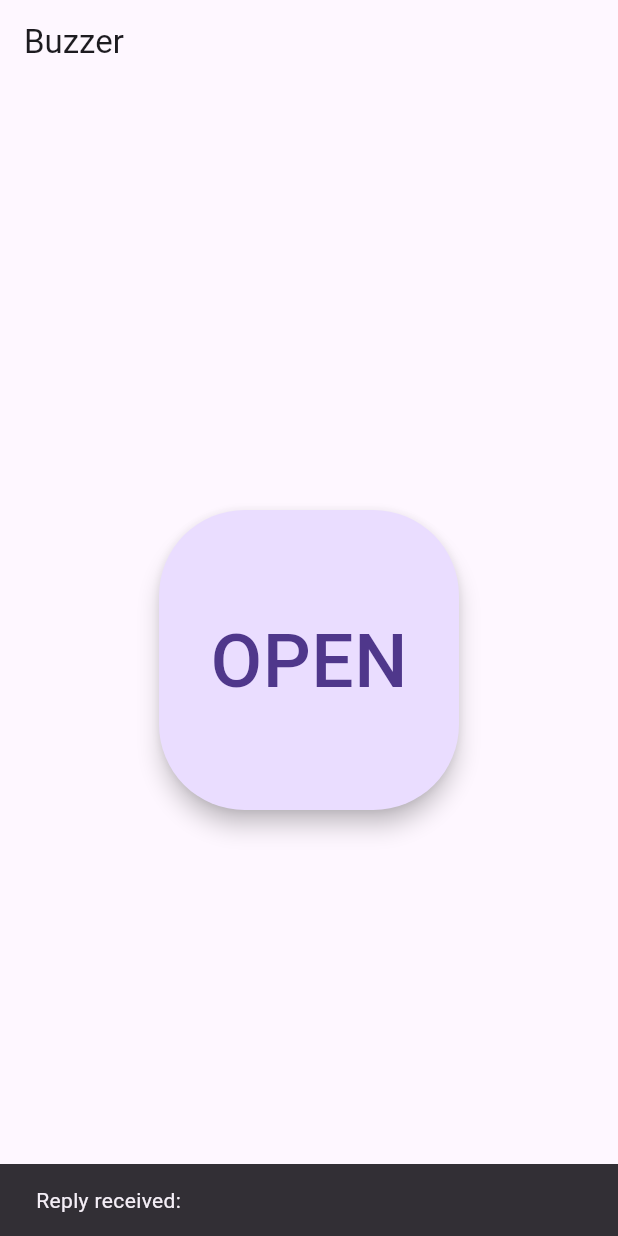
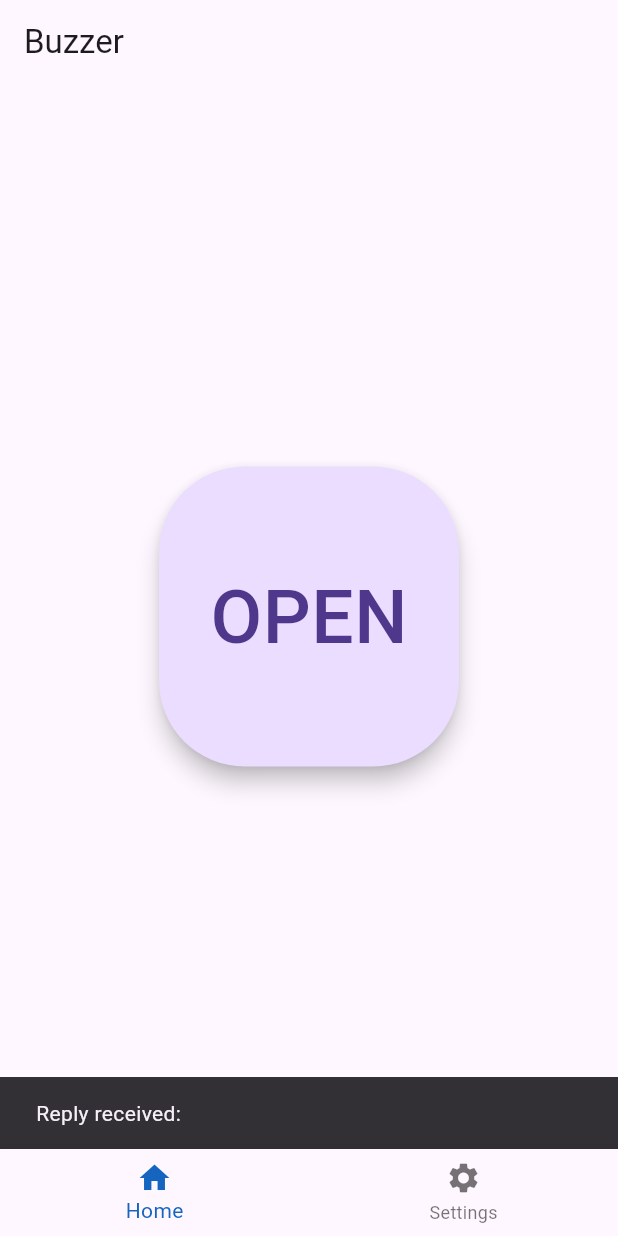
Before and after one commit to scareyo/buzzer-frontend, a Flutter app: the screen it shows after launch, after a tap on "OPEN", on a phone screen of 412 x 824 dp. Run offline on Flutter 3.47's test engine with Material 2 defaults, Android fonts, the phone set to English and light mode, and no system bars; missing offline and left inert: grpc.

Commit message:
Add navigation

```diff
--- a/lib/main.dart
+++ b/lib/main.dart
@@ -1,6 +1,6 @@
 import 'package:flutter/material.dart';
-import 'package:grpc/grpc.dart';
-import 'package:buzzer/proto/generated/buzzer.pbgrpc.dart';
+
+import 'package:buzzer/screens/navigation.dart';
 
 void main() {
   runApp(const BuzzerApp());
@@ -27,94 +27,8 @@ class BuzzerApp extends StatelessWidget {
         primarySwatch: Colors.blue,
         useMaterial3: true,
       ),
-            home: const BuzzerPage(title: 'Buzzer'),
+      //home: const BuzzerPage(title: 'Buzzer'),
+      home: const Navigation(),
     );
   }
 }
-
-class BuzzerPage extends StatefulWidget {
-    const BuzzerPage({super.key, required this.title});
-
-    final String title;
-
-    @override
-    State<BuzzerPage> createState() => _BuzzerPageState();
-}
-
-class _BuzzerPageState extends State<BuzzerPage> {
-
-    final ClientChannel channel = ClientChannel(
-        '10.0.2.2',
-        port: 50000,
-        options: ChannelOptions(
-            credentials: ChannelCredentials.insecure(),
-            codecRegistry:
-                CodecRegistry(codecs: const [GzipCodec(), IdentityCodec()]),
-        ),
-    );
-
-    void _buttonPressed() async {
-        final stub = BuzzerClient(channel);
-
-        try {
-            var response = await stub.openDoor(
-                OpenDoorRequest()..message = "Hello!",
-                options: CallOptions(compression: const GzipCodec()),
-            );
-            _showSnackbar("Reply received: ${response.message}");
-        } catch (e) {
-            print("Caught error: $e");
-        }
-    }
-
-    void _showSnackbar(String message) {
-        ScaffoldMessenger.of(context).hideCurrentSnackBar();
-        ScaffoldMessenger.of(context).showSnackBar(SnackBar(
-            content: Text(message),
-        ));
-    }
-
-    @override
-    Widget build(BuildContext context) {
-        return Scaffold(
-            appBar: AppBar(
-                // Here we take the value from the MyHomePage object that was created by
-                // the App.build method, and use it to set our appbar title.
-                title: Text(widget.title),
-            ),
-            body: Center(
-                // Center is a layout widget. It takes a single child and positions it
-                // in the middle of the parent.
-                child: Column(
-                // Column is also a layout widget. It takes a list of children and
-                // arranges them vertically. By default, it sizes itself to fit its
-                // children horizontally, and tries to be as tall as its parent.
-                //
-                // Invoke "debug painting" (press "p" in the console, choose the
-                // "Toggle Debug Paint" action from the Flutter Inspector in Android
-                // Studio, or the "Toggle Debug Paint" command in Visual Studio Code)
-                // to see the wireframe for each widget.
-                //
-                // Column has various properties to control how it sizes itself and
-                // how it positions its children. Here we use mainAxisAlignment to
-                // center the children vertically; the main axis here is the vertical
-                // axis because Columns are vertical (the cross axis would be
-                // horizontal).
-                mainAxisAlignment: MainAxisAlignment.center,
-                    children: <Widget>[
-                        Container(
-                            height: 200.0,
-                            width: 200.0,
-                            child: FittedBox(
-                                child: FloatingActionButton(
-                                    onPressed: _buttonPressed,
-                                    child: const Text("OPEN"),
-                                ),
-                            ),
-                        ),
-                    ],
-                ),
-            ),
-        );
-    }
-}
--- /dev/null
+++ b/lib/screens/buzzer.dart
@@ -0,0 +1,91 @@
+import 'package:flutter/material.dart';
+
+import 'package:grpc/grpc.dart';
+import 'package:buzzer/proto/generated/buzzer.pbgrpc.dart';
+
+class BuzzerPage extends StatefulWidget {
+    const BuzzerPage({super.key, required this.title});
+
+    final String title;
+
+    @override
+    State<BuzzerPage> createState() => _BuzzerPageState();
+}
+
+class _BuzzerPageState extends State<BuzzerPage> {
+
+    final ClientChannel channel = ClientChannel(
+        '10.0.2.2',
+        port: 50000,
+        options: ChannelOptions(
+            credentials: ChannelCredentials.insecure(),
+            codecRegistry:
+                CodecRegistry(codecs: const [GzipCodec(), IdentityCodec()]),
+        ),
+    );
+
+    void _buttonPressed() async {
+        final stub = BuzzerClient(channel);
+
+        try {
+            var response = await stub.openDoor(
+                OpenDoorRequest()..message = "Hello!",
+                options: CallOptions(compression: const GzipCodec()),
+            );
+            _showSnackbar("Reply received: ${response.message}");
+        } catch (e) {
+            print("Caught error: $e");
+        }
+    }
+
+    void _showSnackbar(String message) {
+        ScaffoldMessenger.of(context).hideCurrentSnackBar();
+        ScaffoldMessenger.of(context).showSnackBar(SnackBar(
+            content: Text(message),
+        ));
+    }
+
+    @override
+    Widget build(BuildContext context) {
+        return Scaffold(
+            appBar: AppBar(
+                // Here we take the value from the MyHomePage object that was created by
+                // the App.build method, and use it to set our appbar title.
+                title: Text(widget.title),
+            ),
+            body: Center(
+                // Center is a layout widget. It takes a single child and positions it
+                // in the middle of the parent.
+                child: Column(
+                // Column is also a layout widget. It takes a list of children and
+                // arranges them vertically. By default, it sizes itself to fit its
+                // children horizontally, and tries to be as tall as its parent.
+                //
+                // Invoke "debug painting" (press "p" in the console, choose the
+                // "Toggle Debug Paint" action from the Flutter Inspector in Android
+                // Studio, or the "Toggle Debug Paint" command in Visual Studio Code)
+                // to see the wireframe for each widget.
+                //
+                // Column has various properties to control how it sizes itself and
+                // how it positions its children. Here we use mainAxisAlignment to
+                // center the children vertically; the main axis here is the vertical
+                // axis because Columns are vertical (the cross axis would be
+                // horizontal).
+                mainAxisAlignment: MainAxisAlignment.center,
+                    children: <Widget>[
+                        Container(
+                            height: 200.0,
+                            width: 200.0,
+                            child: FittedBox(
+                                child: FloatingActionButton(
+                                    onPressed: _buttonPressed,
+                                    child: const Text("OPEN"),
+                                ),
+                            ),
+                        ),
+                    ],
+                ),
+            ),
+        );
+    }
+}
--- /dev/null
+++ b/lib/screens/navigation.dart
@@ -0,0 +1,55 @@
+import 'package:flutter/material.dart';
+
+import 'package:buzzer/screens/buzzer.dart';
+
+class Navigation extends StatefulWidget {
+  const Navigation({super.key});
+
+  @override
+  State<Navigation> createState() => _NavigationState();
+}
+
+class _NavigationState extends State<Navigation> {
+  int _selectedIndex = 0;
+  static const TextStyle optionStyle =
+      TextStyle(fontSize: 30, fontWeight: FontWeight.bold);
+  static const List<Widget> _widgetOptions = <Widget>[
+    BuzzerPage(
+      title: "Buzzer"
+    ),
+    Text(
+      'Settings',
+      style: optionStyle,
+    ),
+  ];
+
+  void _onItemTapped(int index) {
+    setState(() {
+      _selectedIndex = index;
+    });
+  }
+
+  @override
+  Widget build(BuildContext context) {
+    return Scaffold(
+      body: Center(
+        child: _widgetOptions.elementAt(_selectedIndex),
+      ),
+      bottomNavigationBar: BottomNavigationBar(
+        items: const <BottomNavigationBarItem>[
+          BottomNavigationBarItem(
+            icon: Icon(Icons.home),
+            label: 'Home',
+          ),
+          BottomNavigationBarItem(
+            icon: Icon(Icons.settings),
+            label: 'Settings',
+          ),
+        ],
+        currentIndex: _selectedIndex,
+        selectedItemColor: Colors.blue[800],
+        onTap: _onItemTapped,
+      ),
+    );
+  }
+}
```
Also changed, not shown: 2 other files. Lines whose indentation alone changed are shown as unchanged.
